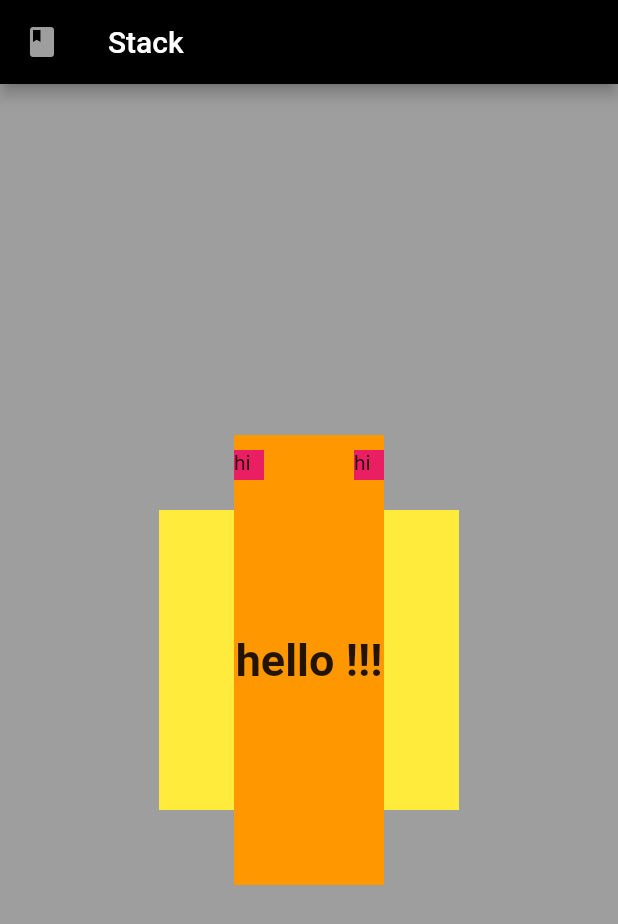
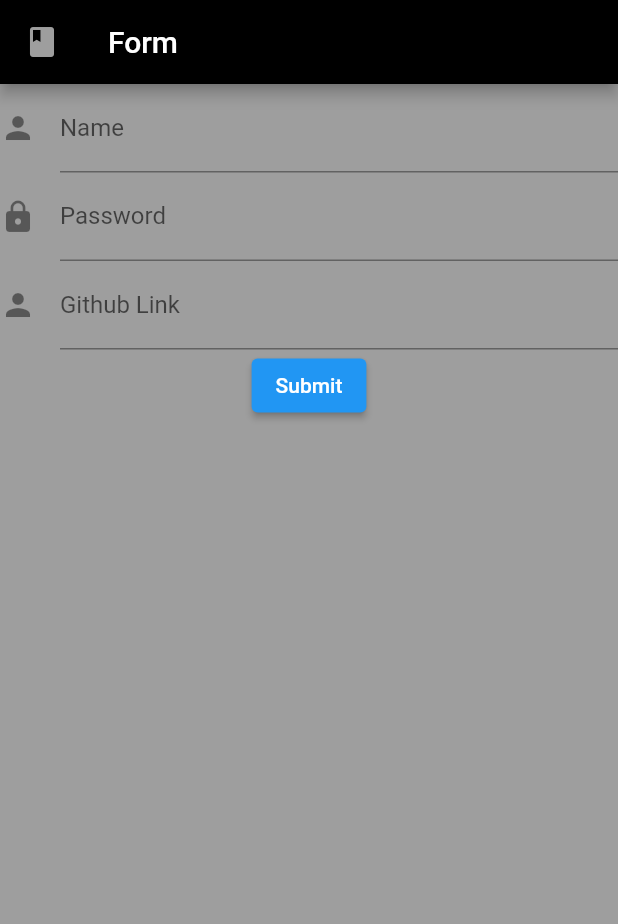
Before and after one commit to ag597482/flutter, a Flutter app: the screen it shows after launch, on a phone screen of 412 x 824 dp. Shown: the top 924 px of the screen. Run offline on Flutter 3.47's test engine with Material 2 defaults, Android fonts, the phone set to English and light mode, and no system bars.

Commit message:
form added

```diff
--- a/lib/main.dart
+++ b/lib/main.dart
@@ -18,49 +18,72 @@ class App extends StatelessWidget {
           backgroundColor: Colors.grey,
           appBar: AppBar(
             backgroundColor: Colors.black,
-              title: Text("Stack"),
+            title: Text("Form"),
             leading: Icon(
               Icons.book,
               color: Colors.grey,
             ),
           ),
-            body: Center(
-              child: Stack(
-                alignment: Alignment.center,
-                fit: StackFit.passthrough,
-                clipBehavior: Clip.hardEdge,
-                children: [
-                  getContainer(Colors.yellow, 200, 200, Container()),
-                  getContainer(
-                      Colors.orange,
-                      300,
-                      100,
-                      Center(
-                        child: Text(
-                          "hello !!!",
-                          style: TextStyle(
-                              fontSize: 30, fontWeight: FontWeight.w700),
-                        ),
-                      )),
-                  Positioned(
-                      top: 10,
-                      left: 50,
-                      child: getContainer(Colors.pink, 20, 20, Text("hi"))),
-                  Positioned(
-                      top: 10,
-                      right: 50,
-                      child: getContainer(Colors.pink, 20, 20, Text("hi")))
-                ],
-              ),
-            )));
+          body: Forms(),
+        ));
   }
 }
 
-Container getContainer(Color color, double h, double w, Widget widget) {
-  return Container(
-    height: h,
-    width: w,
-    color: color,
-    child: widget,
-  );
+class Forms extends StatefulWidget {
+  @override
+  State<Forms> createState() => _FormsState();
 }
+
+class _FormsState extends State<Forms> {
+  final keys = GlobalKey<FormState>();
+
+  @override
+  Widget build(BuildContext context) {
+    return Form(
+        key: keys,
+        child: Column(
+          crossAxisAlignment: CrossAxisAlignment.center,
+          children: [
+            TextFormField(
+              decoration: InputDecoration(
+                  hintText: "Enter your Name",
+                  labelText: "Name",
+                  icon: Icon(Icons.person)),
+              validator: ((value) => validate(value)),
+            ),
+            TextFormField(
+              decoration: InputDecoration(
+                  hintText: "Enter password",
+                  labelText: "Password",
+                  icon: Icon(Icons.lock)),
+              validator: ((value) => validate(value)),
+            ),
+            TextFormField(
+              decoration: InputDecoration(
+                  hintText: "Enter github link",
+                  labelText: "Github Link",
+                  icon: Icon(Icons.person)),
+              validator: ((value) => validate(value)),
+              autocorrect: true,
+            ),
+            Container(
+              child: ElevatedButton(
+                  onPressed: () {
+                    if (keys.currentState!.validate()) {
+                      ScaffoldMessenger.of(context).showSnackBar(
+                          SnackBar(content: Text("validating text")));
+                    }
+                  },
+                  child: Text("Submit")),
+            )
+          ],
+        ));
+  }
+}
+
+String? validate(value) {
+  if (value == null || value.isEmpty) {
+    return "Please fill details";
+  }
+  return null;
+}
```
Lines whose indentation alone changed are shown as unchanged.
